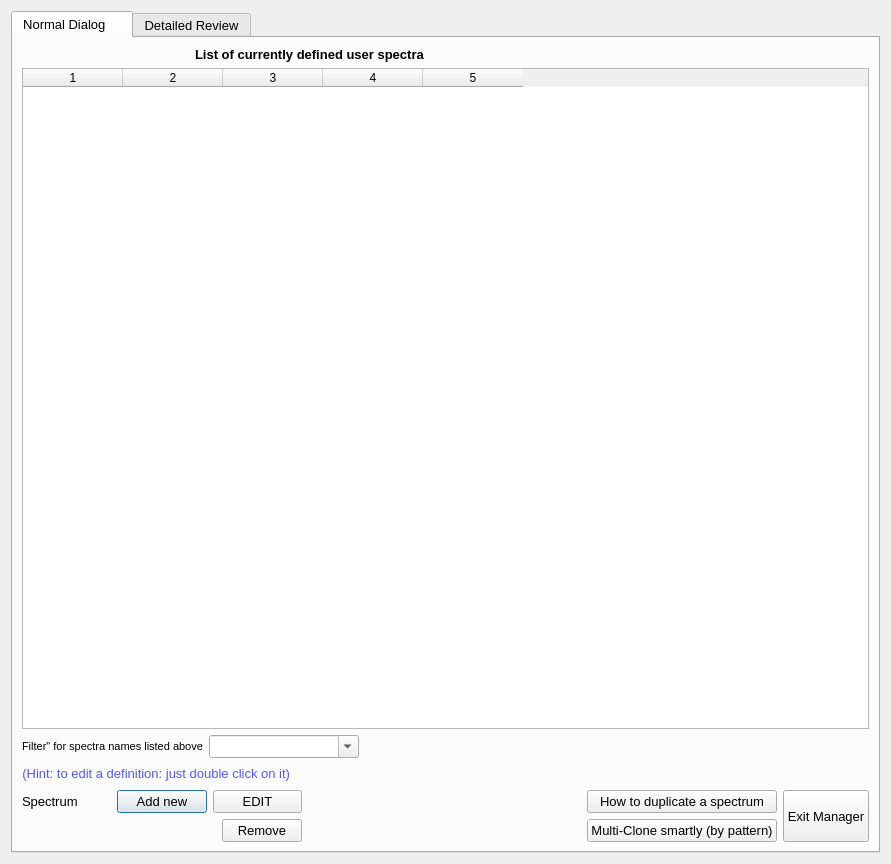
First picture: the form in t4manager_user_spectra.ui, repository jgrebosz/test-greware, before the edit.
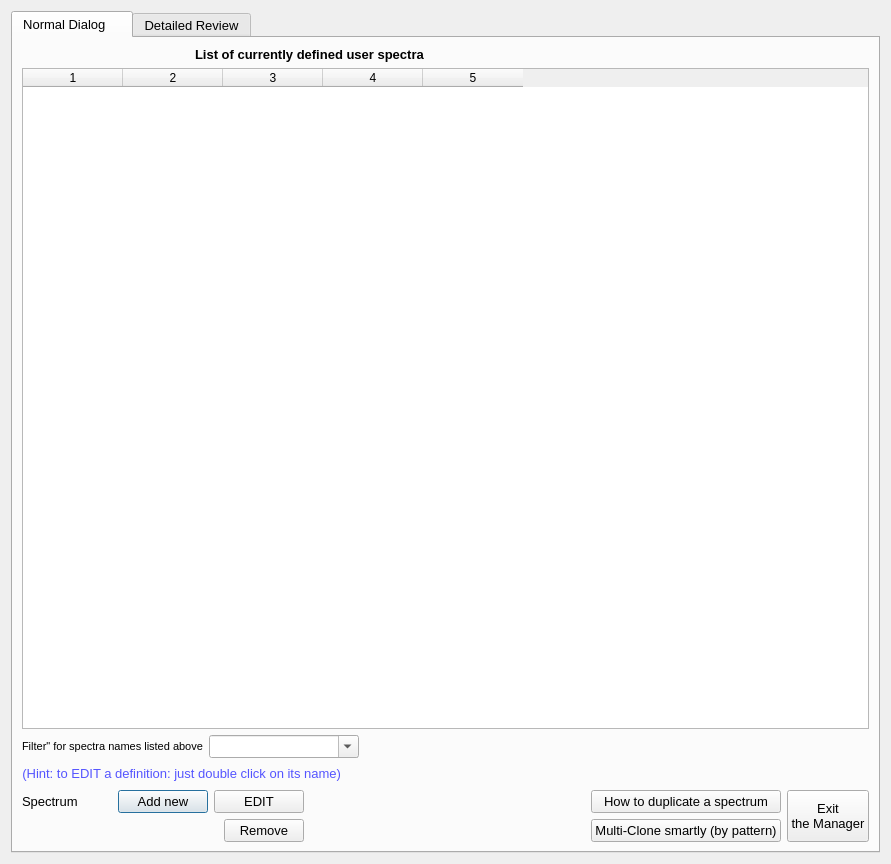
Second picture: the form after the edit. Icons and pictures are not drawn.

The edit to the form file:
```diff
--- a/t4manager_user_spectra.ui
+++ b/t4manager_user_spectra.ui
@@ -165,7 +165,7 @@
             </size>
            </property>
            <property name="text">
-            <string>&lt;p align=&quot;right&quot;&gt;&lt;font color=&quot;#5555ff&quot;&gt;(Hint: to edit a definition:   just double click on it)&lt;/font&gt;&lt;/p&gt;</string>
+            <string>&lt;html&gt;&lt;head/&gt;&lt;body&gt;&lt;p align=&quot;right&quot;&gt;&lt;span style=&quot; color:#5555ff;&quot;&gt;(Hint: to EDIT a definition: just double click on its name)&lt;/span&gt;&lt;/p&gt;&lt;/body&gt;&lt;/html&gt;</string>
            </property>
            <property name="alignment">
             <set>Qt::AlignVCenter</set>
@@ -324,7 +324,8 @@
               </sizepolicy>
              </property>
              <property name="text">
-              <string>Exit Manager</string>
+              <string>Exit
+the Manager</string>
              </property>
             </widget>
            </item>
```
Left out of the diff: 6 changed lines with no effect on the pictures.
